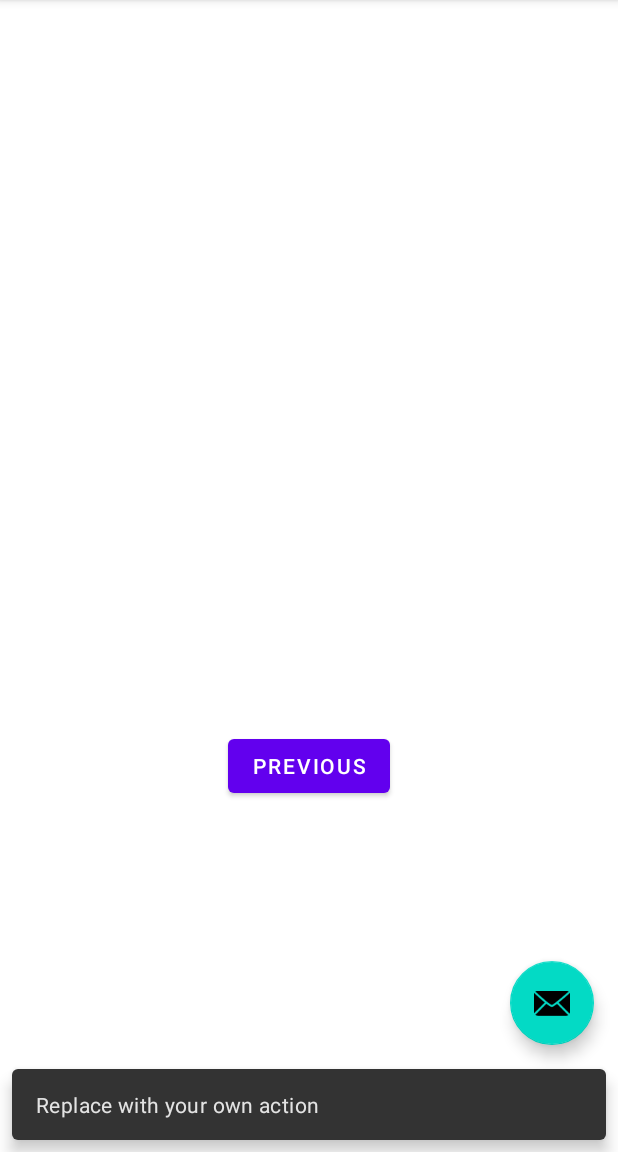
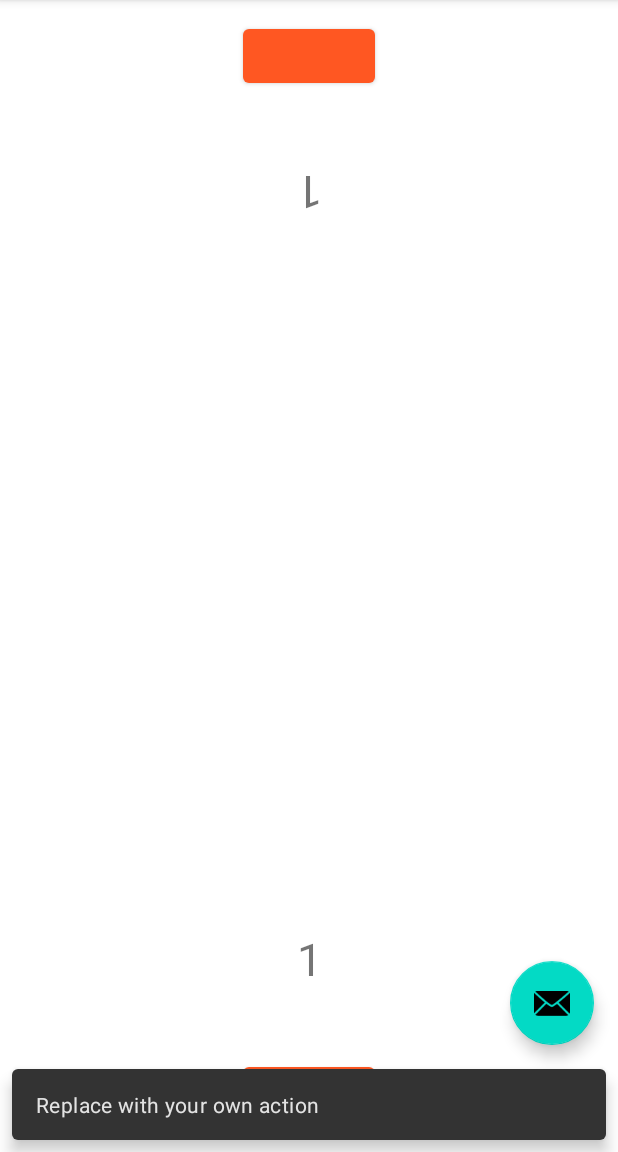
Before and after one commit to Piranoss/Click_n_Coop, an Android app: the SecondFragment screen opened through its navigation route, after a tap on an icon or button, on a phone screen of 412 x 824 dp, the part 84-1236 px from its top. Run offline under Robolectric (Android 15) with nearby library versions, the phone set to English and light mode, and no system bars; 3 statements that could not run were skipped; 2 other taps on this screen came first.

Commit message:
vue et début code mash

```diff
--- a/app/src/main/java/com/example/clickncoop/SecondFragment.java
+++ b/app/src/main/java/com/example/clickncoop/SecondFragment.java
@@ -4,12 +4,21 @@ import android.os.Bundle;
 import android.view.LayoutInflater;
 import android.view.View;
 import android.view.ViewGroup;
+import android.widget.Button;
+import android.widget.TextView;
 
 import androidx.annotation.NonNull;
 import androidx.fragment.app.Fragment;
+import androidx.lifecycle.ViewModelProvider;
 import androidx.navigation.fragment.NavHostFragment;
 
 public class SecondFragment extends Fragment {
+
+    private int compteur1 = 0;
+    private int compteur2 = 0;
+    private TextView texte;
+    private TextView texte2;
+    private CountViewModel viewModel;
 
     @Override
     public View onCreateView(
@@ -23,11 +32,38 @@ public class SecondFragment extends Fragment {
     public void onViewCreated(@NonNull View view, Bundle savedInstanceState) {
         super.onViewCreated(view, savedInstanceState);
 
-        view.findViewById(R.id.button_second).setOnClickListener(new View.OnClickListener() {
+        texte = (TextView) view.findViewById(R.id.Compteur1);
+        texte2 = (TextView) view.findViewById(R.id.Compteur2);
+
+        viewModel = new ViewModelProvider(requireActivity()).get(CountViewModel.class);
+
+        compteur1= viewModel.getCounter();
+        texte.setText(String.valueOf(compteur1));
+
+        compteur2= viewModel.getCounter();
+        texte2.setText(String.valueOf(compteur2));
+
+        increment();
+    }
+
+    public void increment(){
+        Button plus1 = (Button) getView().findViewById(R.id.button_second);
+        plus1.setOnClickListener(new View.OnClickListener() {
             @Override
             public void onClick(View view) {
-                NavHostFragment.findNavController(SecondFragment.this)
-                        .navigate(R.id.action_SecondFragment_to_FirstFragment);
+                compteur1+=1;
+                viewModel.setCounter(compteur1);
+                texte.setText(String.valueOf(compteur1));
+            }
+        });
+
+        Button plus2 = (Button) getView().findViewById(R.id.button_second2);
+        plus2.setOnClickListener(new View.OnClickListener() {
+            @Override
+            public void onClick(View view) {
+                compteur2+=1;
+                viewModel.setCounter(compteur2);
+                texte2.setText(String.valueOf(compteur2));
             }
         });
     }
--- a/app/src/main/res/layout/fragment_second.xml
+++ b/app/src/main/res/layout/fragment_second.xml
@@ -7,21 +7,75 @@
     tools:context=".SecondFragment">
 
     <TextView
-        android:id="@+id/textview_second"
+        android:id="@+id/Chrono2"
         android:layout_width="wrap_content"
         android:layout_height="wrap_content"
-        app:layout_constraintBottom_toTopOf="@id/button_second"
+        android:rotation="180"
+        android:textSize="30sp"
+        app:layout_constraintBottom_toTopOf="@+id/Chrono1"
         app:layout_constraintEnd_toEndOf="parent"
         app:layout_constraintStart_toStartOf="parent"
-        app:layout_constraintTop_toTopOf="parent" />
+        app:layout_constraintTop_toBottomOf="@+id/button_second2"
+        app:layout_constraintVertical_bias="0.95"
+        tools:text="@string/chronometre" />
 
     <Button
         android:id="@+id/button_second"
         android:layout_width="wrap_content"
         android:layout_height="wrap_content"
-        android:text="@string/previous"
+        android:text="@string/compte"
+        app:backgroundTint="#FF5722"
         app:layout_constraintBottom_toBottomOf="parent"
         app:layout_constraintEnd_toEndOf="parent"
         app:layout_constraintStart_toStartOf="parent"
-        app:layout_constraintTop_toBottomOf="@id/textview_second" />
+        app:layout_constraintTop_toTopOf="parent"
+        app:layout_constraintVertical_bias="0.98" />
+
+    <Button
+        android:id="@+id/button_second2"
+        android:layout_width="wrap_content"
+        android:layout_height="wrap_content"
+        android:rotation="180"
+        android:text="@string/compte"
+        app:backgroundTint="#FF5722"
+        app:layout_constraintBottom_toTopOf="@+id/button_second"
+        app:layout_constraintEnd_toEndOf="parent"
+        app:layout_constraintStart_toStartOf="parent"
+        app:layout_constraintTop_toTopOf="parent"
+        app:layout_constraintVertical_bias="0.02" />
+
+    <TextView
+        android:id="@+id/Chrono1"
+        android:layout_width="wrap_content"
+        android:layout_height="wrap_content"
+        android:textSize="30sp"
+        app:layout_constraintBottom_toTopOf="@+id/button_second"
+        app:layout_constraintEnd_toEndOf="parent"
+        app:layout_constraintStart_toStartOf="parent"
+        app:layout_constraintTop_toBottomOf="@+id/button_second2"
+        app:layout_constraintVertical_bias="0.55"
+        tools:text="@string/chronometre" />
+
+    <TextView
+        android:id="@+id/Compteur2"
+        android:layout_width="wrap_content"
+        android:layout_height="wrap_content"
+        android:rotation="180"
+        android:textSize="30sp"
+        app:layout_constraintBottom_toTopOf="@+id/Chrono2"
+        app:layout_constraintEnd_toEndOf="parent"
+        app:layout_constraintStart_toStartOf="parent"
+        app:layout_constraintTop_toBottomOf="@+id/button_second2"
+        app:layout_constraintVertical_bias="0.2" />
+
+    <TextView
+        android:id="@+id/Compteur1"
+        android:layout_width="wrap_content"
+        android:layout_height="wrap_content"
+        android:textSize="30sp"
+        app:layout_constraintBottom_toTopOf="@+id/button_second"
+        app:layout_constraintEnd_toEndOf="parent"
+        app:layout_constraintStart_toStartOf="parent"
+        app:layout_constraintTop_toBottomOf="@+id/Chrono1"
+        app:layout_constraintVertical_bias="0.8" />
 </androidx.constraintlayout.widget.ConstraintLayout>
--- a/app/src/main/res/values/strings.xml
+++ b/app/src/main/res/values/strings.xml
@@ -5,7 +5,8 @@
     <string name="first_fragment_label">First Fragment</string>
     <string name="second_fragment_label">Second Fragment</string>
     <string name="next">Next</string>
-    <string name="previous">Previous</string>
+    <string name="compte"> </string>
+    <string name="chronometre">Chrono</string>
 
     <string name="hello_first_fragment">Hello first fragment</string>
     <string name="hello_second_fragment">Hello second fragment. Arg: %1$s</string>
```
